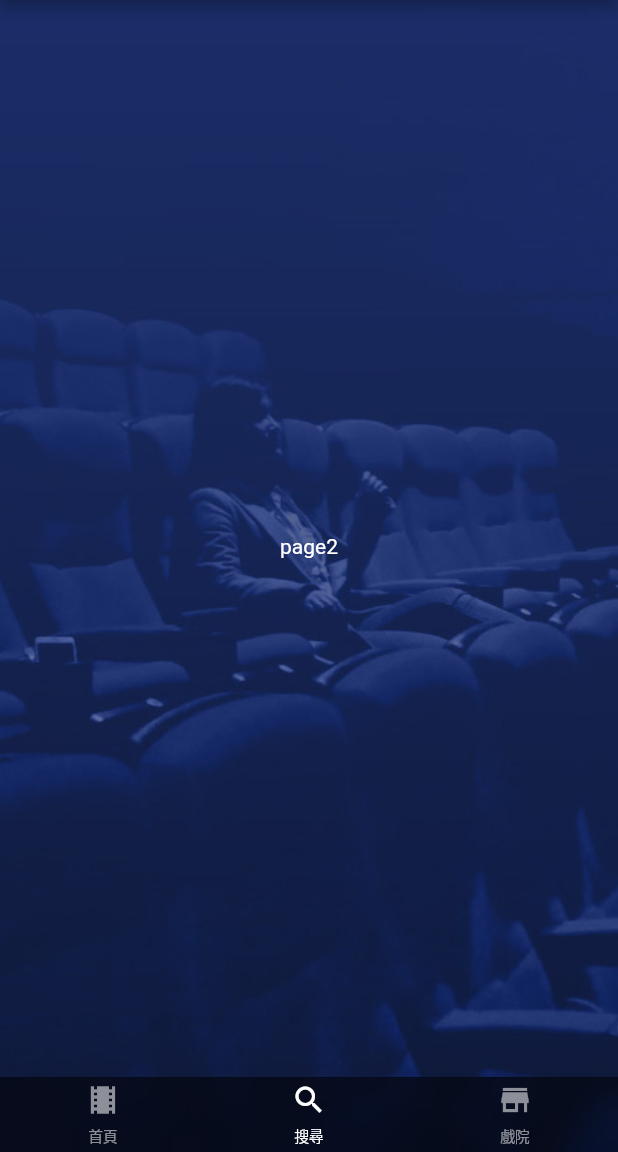
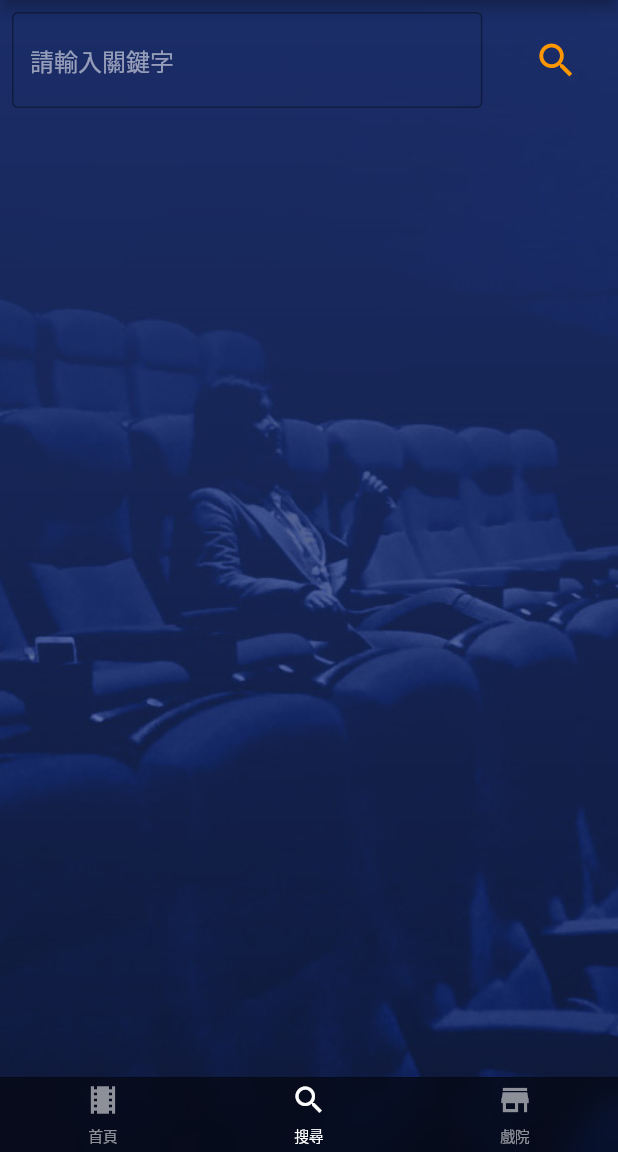
Before and after one commit to WarrenLin/FlutterMovie, a Flutter app: the screen it shows after launch, item 2 of the bottom bar chosen, on a phone screen of 412 x 824 dp, the part 84-1236 px from its top. Run offline on Flutter 3.47's test engine with Material 2 defaults, Android fonts, the phone set to English and light mode, and no system bars; our stand-ins replace dio; network calls fail.

Commit message:
新增搜尋page

```diff
--- a/lib/main_page.dart
+++ b/lib/main_page.dart
@@ -2,6 +2,7 @@ import 'package:flutter/cupertino.dart';
 import 'package:flutter/material.dart';
 import 'package:flutter_movie_app/assets.dart';
 import 'package:flutter_movie_app/view/page/home_page.dart';
+import 'package:flutter_movie_app/view/page/search_page.dart';
 import 'package:flutter_movie_app/view/page/theater_page.dart';
 
 class MainPage extends StatefulWidget {
@@ -81,9 +82,8 @@ class _MainPageState extends State<MainPage>
           controller: _tabController,
           physics: const NeverScrollableScrollPhysics(),
           children: [
-            ///todo 實作三個content widget
             HomePage(),
-            Center(child: Text("page2", style: TextStyle(color: Colors.white))),
+            SearchPage(),
             TheaterPage()
           ],
         ),
--- a/lib/view/cast_view.dart
+++ b/lib/view/cast_view.dart
@@ -52,7 +52,7 @@ class AvatarWidget extends StatelessWidget {
           children: <Widget>[
             CircleAvatar(
                 radius: 35.0,
-                backgroundImage: NetworkImage(cast.avatars.large),
+                backgroundImage: NetworkImage(cast.avatars.large ?? ""),
                 backgroundColor: Colors.transparent),
             Padding(
               padding: const EdgeInsets.fromLTRB(0.0, 10.0, 0.0, 0.0),
--- /dev/null
+++ b/lib/view/page/search_page.dart
@@ -0,0 +1,144 @@
+import 'package:flutter/material.dart';
+import 'package:flutter_movie_app/model/movie.dart';
+import 'package:flutter_movie_app/model/movies.dart';
+import 'package:flutter_movie_app/view/page/detail_page.dart';
+import 'package:flutter_movie_app/view/widgets/movie_intro_cell.dart';
+import 'package:flutter_movie_app/repository/douban_api.dart' as api;
+
+class SearchPage extends StatefulWidget {
+  @override
+  _SearchPageState createState() => _SearchPageState();
+}
+
+class _SearchPageState extends State<SearchPage> {
+  TextEditingController _textEditingController;
+  List<Movie> alSearchMovie = [];
+  bool _isSearching = false;
+  int _searchIndex = 0;
+
+  @override
+  void initState() {
+    super.initState();
+    _textEditingController = TextEditingController();
+  }
+
+  @override
+  Widget build(BuildContext context) {
+    return Column(
+      children: <Widget>[createEditText(), createContent()],
+    );
+  }
+
+  Widget createEditText() {
+    final row = Row(
+      children: <Widget>[
+        Expanded(
+          flex: 8,
+          child: Padding(
+            padding: const EdgeInsets.all(8.0),
+            child: TextField(
+              style: TextStyle(color: Colors.white),
+              controller: _textEditingController,
+              onSubmitted: (s) => searchBtnClick(),
+              decoration: InputDecoration(
+                  border: OutlineInputBorder(),
+                  hintText: '請輸入關鍵字',
+                  hintStyle: TextStyle(color: Colors.white54)),
+            ),
+          ),
+        ),
+        Expanded(
+          flex: 2,
+          child: IconButton(
+              icon: Icon(
+                Icons.search,
+                color: Colors.orange,
+                size: 30.0,
+              ),
+              onPressed: () => searchBtnClick()),
+        )
+      ],
+    );
+
+    return row;
+  }
+
+  Widget createContent() {
+    if (_isSearching) {
+      return Center(child: CircularProgressIndicator());
+    }
+
+    if (alSearchMovie.isNotEmpty) {
+      ListView lv = _createListView();
+      return Expanded(child: lv);
+    }
+
+    String searchText = _textEditingController.text;
+    if (searchText != null && searchText.isEmpty) {
+      return Center();
+    }
+
+    return Expanded(
+        child: Text(
+      "找不到'$searchText'相關資訊",
+      style: TextStyle(color: Colors.white),
+    ));
+  }
+
+  void _searchMovie(String keyword) {
+    print("search : $keyword");
+    api.DoubanAPI.internal()
+        .search(keyword: keyword, startIndex: _searchIndex)
+        .then((Movies movie) {
+      /// handle data
+      List<Movie> subjects = movie.subjects;
+      if (subjects != null && subjects.isNotEmpty) {
+        subjects.forEach((Movie m) => alSearchMovie.add(m));
+      }
+      setSearchStatus(false);
+    }).catchError((error) {
+      print("occur error ${error.message}");
+      setSearchStatus(false);
+    });
+  }
+
+  void setSearchStatus(bool isSearch) {
+    setState(() => _isSearching = isSearch);
+  }
+
+  ListView _createListView() {
+    return ListView.builder(
+        itemCount: alSearchMovie.length,
+        itemBuilder: (BuildContext context, int index) {
+          Movie movie = alSearchMovie[index];
+          MovieIntroCell cell = MovieIntroCell(
+            imgUrl: movie.images.large,
+            title: movie.title,
+            sorts: (movie.genres == null || movie.genres.isEmpty)
+                ? ""
+                : movie.genres.toString(),
+            avgRatings: movie.rating.average.toString(),
+          );
+          return Column(children: <Widget>[
+            InkWell(
+              child: cell,
+              onTap: () => Navigator.push(
+                    context,
+                    MaterialPageRoute(
+                        builder: (context) => DetailPage(
+                              id: movie.id,
+                              title: movie.title,
+                            )),
+                  ),
+            ),
+            Divider(color: Colors.white24)
+          ]);
+        });
+  }
+
+  void searchBtnClick() {
+    alSearchMovie.clear();
+    setSearchStatus(true);
+    _searchMovie(_textEditingController.text);
+  }
+}
```
Also changed, not shown: lib/view/page/detail_page.dart (+7 -6 lines), lib/view/page/home_page.dart (+2 -5 lines), lib/view/widgets/home_cell.dart (+10 -3 lines), lib/view/widgets/movie_intro_cell.dart (+21 -8 lines).
